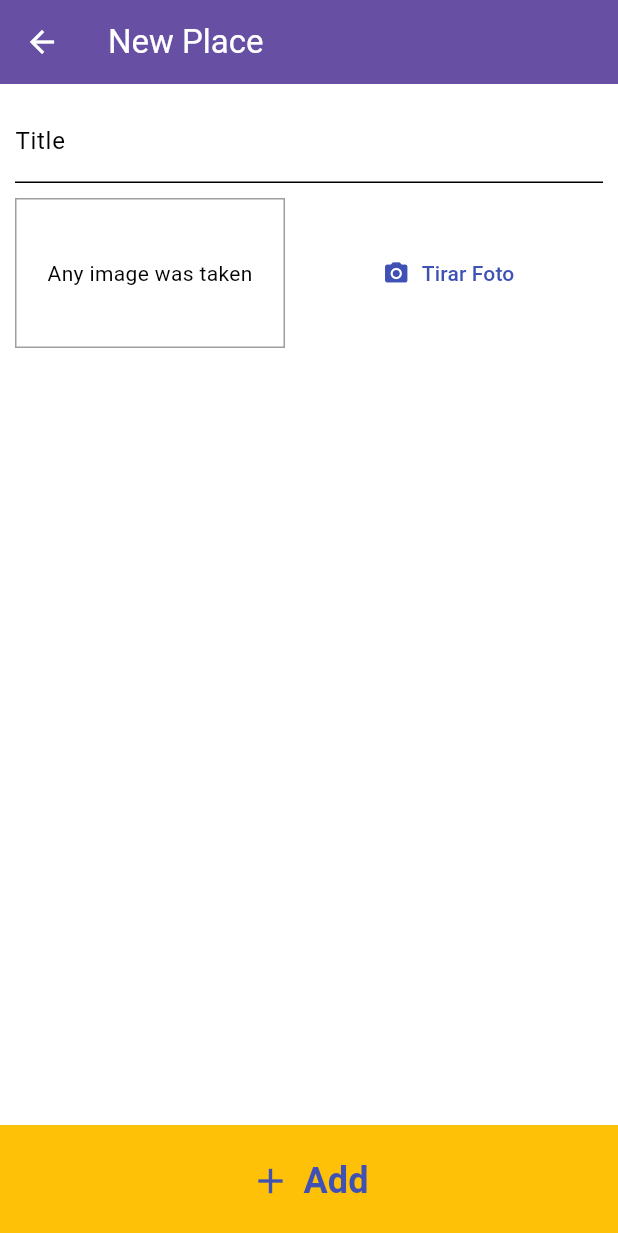
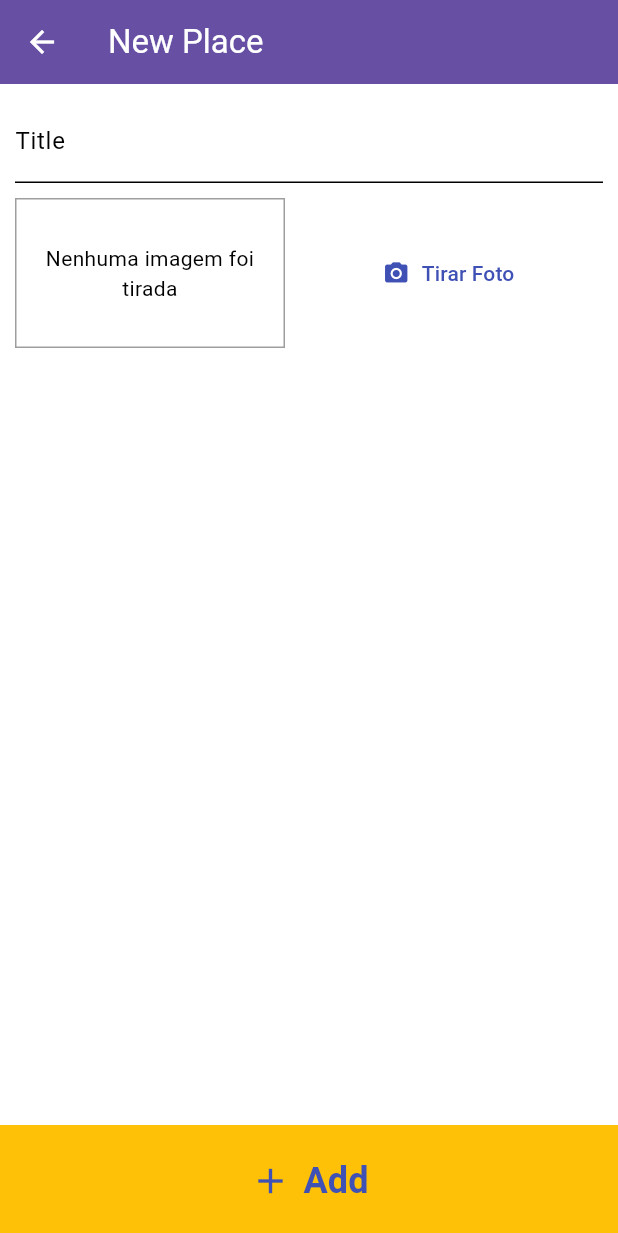
Before and after one commit to vinicius-benevides/flutter-great-places, a Flutter app: the PlacesFormScreen screen opened by its route, after a tap on "Add", on a phone screen of 412 x 824 dp. Shown: the top 1233 px of the screen. Run offline on Flutter 3.47's test engine with Material 3 defaults, Android fonts, the phone set to English and light mode, and no system bars; our stand-ins replace image_picker.

Commit message:
feat: add form submit action with File Image logic

```diff
--- a/lib/models/place.dart
+++ b/lib/models/place.dart
@@ -15,7 +15,7 @@ class PlaceLocation {
 class Place {
   final String id;
   final String title;
-  final PlaceLocation location;
+  final PlaceLocation? location;
   final File image;
 
   const Place({
--- a/lib/screens/places_form_screen.dart
+++ b/lib/screens/places_form_screen.dart
@@ -1,5 +1,9 @@
+import 'dart:io' as io;
+
 import 'package:flutter/material.dart';
+import 'package:greate_places/providers/greate_places.dart';
 import 'package:greate_places/widgets/image_input.dart';
+import 'package:provider/provider.dart';
 
 class PlacesFormScreen extends StatefulWidget {
   const PlacesFormScreen({super.key});
@@ -10,8 +14,24 @@ class PlacesFormScreen extends StatefulWidget {
 
 class _PlacesFormScreenState extends State<PlacesFormScreen> {
   final _titleController = TextEditingController();
+  io.File? _storedImage;
 
-  void _submitForm() {}
+  void _selectImage(io.File storedImage) {
+    setState(() {
+      _storedImage = storedImage;
+    });
+  }
+
+  void _submitForm() {
+    if (_titleController.text.isEmpty || _storedImage == null) return;
+
+    Provider.of<GreatePlaces>(
+      context,
+      listen: false,
+    ).addPlace(_titleController.text, _storedImage!);
+
+    Navigator.of(context).pop();
+  }
 
   @override
   Widget build(BuildContext context) {
@@ -31,7 +51,7 @@ class _PlacesFormScreenState extends State<PlacesFormScreen> {
                       decoration: InputDecoration(labelText: 'Title'),
                       controller: _titleController,
                     ),
-                    ImageInput(),
+                    ImageInput(onSelectImage: _selectImage),
                   ],
                 ),
               ),
--- a/lib/widgets/image_input.dart
+++ b/lib/widgets/image_input.dart
@@ -1,15 +1,57 @@
+import 'dart:io' as io;
 import 'package:flutter/material.dart';
+import 'package:image_picker/image_picker.dart';
+import 'package:path/path.dart' as path;
+import 'package:path_provider/path_provider.dart' as syspaths;
 
 class ImageInput extends StatefulWidget {
-  const ImageInput({super.key});
+  final Function onSelectImage;
+
+  const ImageInput({super.key, required this.onSelectImage});
 
   @override
   State<ImageInput> createState() => _ImageInputState();
 }
 
 class _ImageInputState extends State<ImageInput> {
+  io.File? _storedImage;
+
+  Future<void> _takePicture() async {
+    final ImagePicker picker = ImagePicker();
+    final XFile? imageFile = await picker.pickImage(
+      source: ImageSource.camera,
+      maxWidth: 600,
+    );
+
+    if (imageFile == null) return;
+
+    setState(() {
+      _storedImage = io.File(imageFile.path);
+    });
+
+    final appDir = await syspaths.getApplicationDocumentsDirectory();
+    String fileName = path.basename(_storedImage!.path);
+
+    final savedImage = await _storedImage!.copy('${appDir.path}/$fileName');
+
+    widget.onSelectImage(savedImage);
+  }
+
   @override
   Widget build(BuildContext context) {
+    Widget imageWidget = const Text(
+      'Nenhuma imagem foi tirada',
+      textAlign: TextAlign.center,
+    );
+
+    if (_storedImage != null) {
+      imageWidget = Image.file(
+        _storedImage!,
+        width: double.infinity,
+        fit: BoxFit.cover,
+      );
+    }
+
     return Row(
       spacing: 10,
       children: [
@@ -20,13 +62,13 @@ class _ImageInputState extends State<ImageInput> {
           decoration: BoxDecoration(
             border: Border.all(width: 1, color: Colors.grey),
           ),
-          child: Text('Any image was taken'),
+          child: imageWidget,
         ),
         Expanded(
           child: TextButton.icon(
-            onPressed: () {},
-            icon: Icon(Icons.camera_alt),
-            label: Text('Tirar Foto'),
+            onPressed: _takePicture,
+            icon: const Icon(Icons.camera_alt),
+            label: const Text('Tirar Foto'),
           ),
         ),
       ],
--- a/pubspec.yaml
+++ b/pubspec.yaml
@@ -31,6 +31,10 @@ dependencies:
   flutter:
     sdk: flutter
   provider: ^6.1.5
+  uuid: ^4.5.1
+  image_picker: ^1.1.2
+  path_provider: ^2.1.5
+  path: ^1.9.1
 
 
   # The following adds the Cupertino Icons font to your application.
```
Also changed, not shown: lib/main.dart (+6 -1 lines), lib/providers/greate_places.dart (+18 -0 lines), pubspec.lock.
